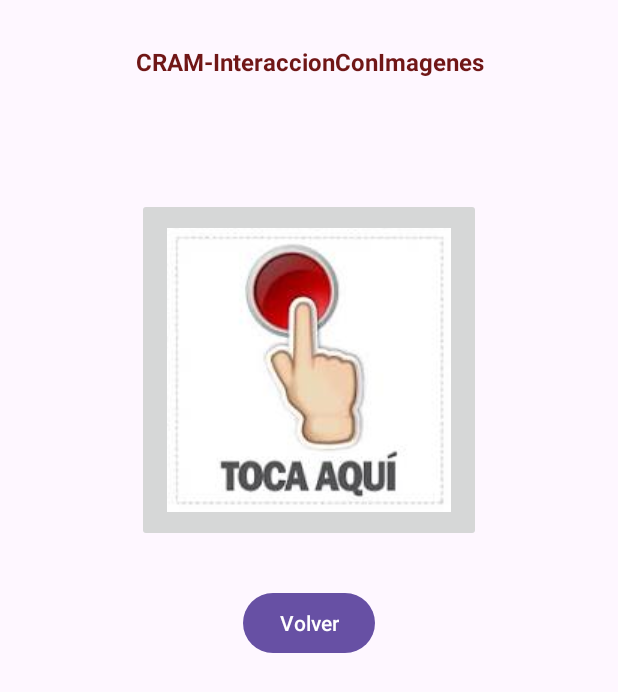
After one commit to CharlsMikhail/PPDM-Practicas, an Android app: the MainActivity2 screen opened directly, with no data from a screen before it, on a phone screen of 412 x 824 dp. The commit adds this screen. Shown: the top 692 px of the screen. Run offline under Robolectric (Android 15) with nearby library versions, the phone set to English and light mode, and no system bars.

Commit message:
add activity_main2.xml, agregamos la segunda pantalla con su imagen y boton volver

```diff
--- a/PRACTICA 3/1_InteraccionConImagenes/app/src/main/AndroidManifest.xml
+++ b/PRACTICA 3/1_InteraccionConImagenes/app/src/main/AndroidManifest.xml
@@ -13,6 +13,9 @@
         android:theme="@style/Theme._1_InteraccionConImagenes"
         tools:targetApi="31">
         <activity
+            android:name=".MainActivity2"
+            android:exported="false" />
+        <activity
             android:name=".MainActivity"
             android:exported="true">
             <intent-filter>
--- /dev/null
+++ b/PRACTICA 3/1_InteraccionConImagenes/app/src/main/java/com/example/a1_interaccionconimagenes/MainActivity2.kt
@@ -0,0 +1,11 @@
+package com.example.a1_interaccionconimagenes
+
+import android.os.Bundle
+import androidx.appcompat.app.AppCompatActivity
+
+class MainActivity2 : AppCompatActivity() {
+    override fun onCreate(savedInstanceState: Bundle?) {
+        super.onCreate(savedInstanceState)
+        setContentView(R.layout.activity_main2)
+    }
+}
--- /dev/null
+++ b/PRACTICA 3/1_InteraccionConImagenes/app/src/main/res/layout/activity_main2.xml
@@ -0,0 +1,37 @@
+<?xml version="1.0" encoding="utf-8"?>
+<LinearLayout xmlns:android="http://schemas.android.com/apk/res/android"
+    xmlns:tools="http://schemas.android.com/tools"
+    android:id="@+id/main"
+    android:layout_width="match_parent"
+    android:layout_height="match_parent"
+    android:gravity="center_horizontal"
+    android:orientation="vertical"
+    android:padding="30dp"
+    tools:context=".MainActivity2">
+
+    <TextView
+        android:id="@+id/textView"
+        android:layout_width="match_parent"
+        android:layout_height="wrap_content"
+        android:text="@string/app_name"
+        android:textAlignment="center"
+        android:textColor="#701616"
+        android:textSize="16sp"
+        android:textStyle="bold" />
+
+    <ImageButton
+        android:id="@+id/imgb_main"
+        android:layout_width="wrap_content"
+        android:layout_height="wrap_content"
+        android:layout_marginTop="80dp"
+        android:gravity="center"
+        android:padding="20dp"
+        android:src="@drawable/img_toca_aqui" />
+
+    <Button
+        android:id="@+id/btn_return"
+        android:layout_width="wrap_content"
+        android:layout_height="wrap_content"
+        android:layout_marginTop="30dp"
+        android:text="@string/btn_return"/>
+</LinearLayout>
--- a/PRACTICA 3/1_InteraccionConImagenes/app/src/main/res/values/strings.xml
+++ b/PRACTICA 3/1_InteraccionConImagenes/app/src/main/res/values/strings.xml
@@ -2,4 +2,5 @@
     <string name="app_name">CRAM-InteraccionConImagenes</string>
     <string name="txt_custom">Escriba un mensaje personalizado</string>
     <string name="btn_select">Seleccionar</string>
+    <string name="btn_return">Volver</string>
 </resources>
```
